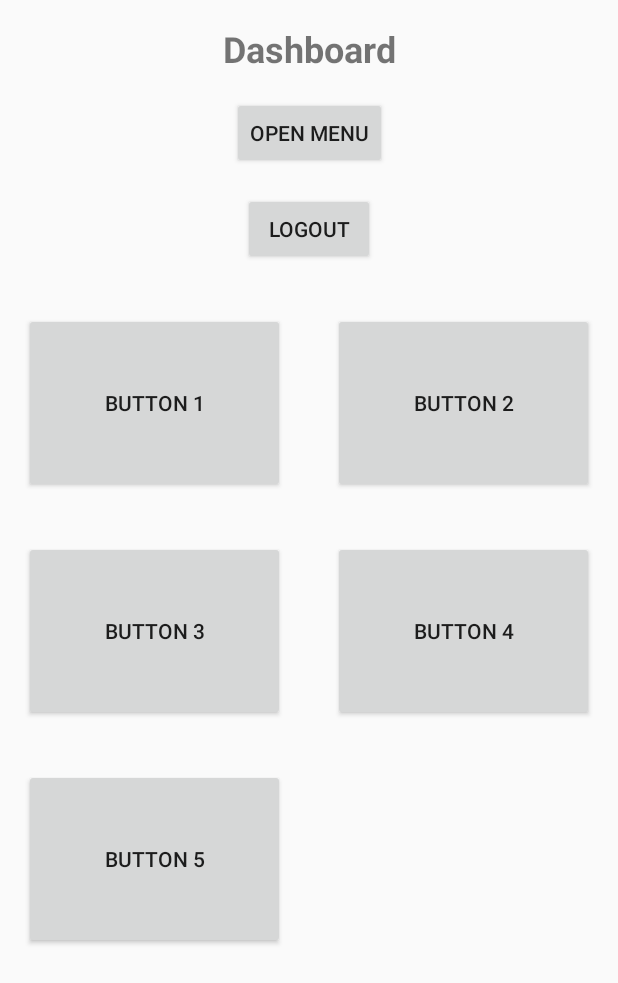
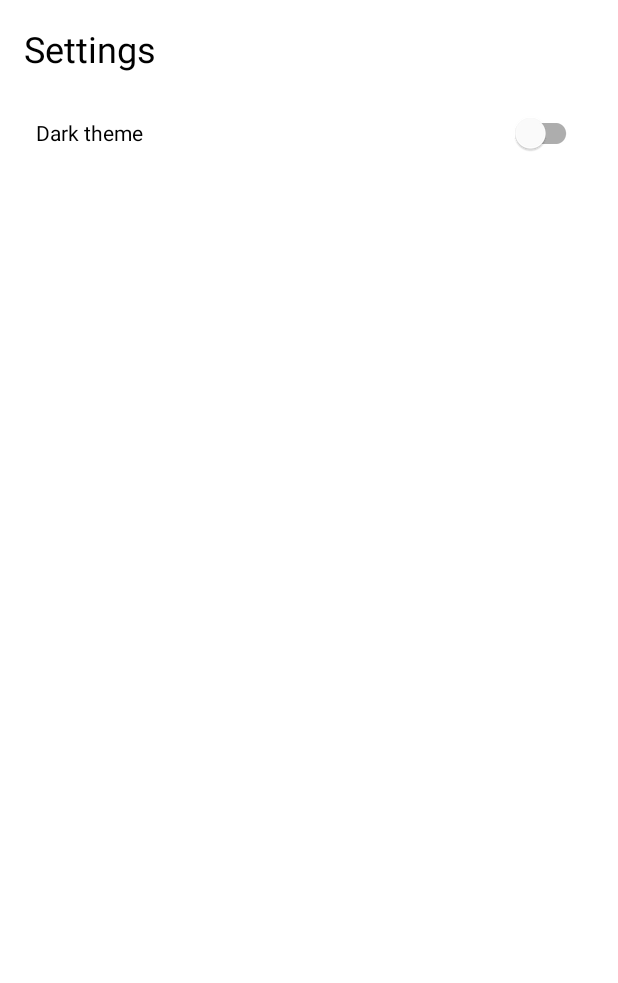
Before and after one commit to Fortune-0/Andriod, an Android app built with Jetpack Compose: the DashboardActivity screen opened directly, with no data from a screen before it, in the side drawer, after a tap on "Settings", on a phone screen of 412 x 824 dp. Shown: the top 983 px of the screen. Run offline under Robolectric (Android 15) with nearby library versions, the phone set to English and light mode, and no system bars.

Commit message:
Dark theme working

```diff
--- a/app/src/main/java/com/example/efficilog/DashboardActivity.kt
+++ b/app/src/main/java/com/example/efficilog/DashboardActivity.kt
@@ -11,6 +11,8 @@ import androidx.drawerlayout.widget.DrawerLayout
 import com.google.android.material.navigation.NavigationView
 import androidx.core.view.ViewCompat
 import androidx.core.view.WindowInsetsCompat
+import com.example.efficilog.SettingsActivity
+
 
 class DashboardActivity : AppCompatActivity() {
     private lateinit var drawerLayout: DrawerLayout
@@ -20,6 +22,38 @@ class DashboardActivity : AppCompatActivity() {
         super.onCreate(savedInstanceState)
         enableEdgeToEdge()
         setContentView(R.layout.activity_dashboard)
+
+        // Button 1 - Cross-overs
+        val button1 = findViewById<Button>(R.id.button1)
+        button1.setOnClickListener {
+            Toast.makeText(this, "Cross-over", Toast.LENGTH_SHORT).show()
+            // val intent = Intent(this, CrossOversActivity::class.java)
+           // startActivity(intent)
+        }
+
+        // Button 2 - Casing pipes
+        val button2 = findViewById<Button>(R.id.button2)
+        button2.setOnClickListener {
+            Toast.makeText(this, "Casing pipes", Toast.LENGTH_SHORT).show()
+            // val intent = Intent(this, CasingPipesActivity::class.java)
+            // startActivity(intent)
+        }
+
+        // Button 3 - Drill pipes
+        val button3 = findViewById<Button>(R.id.button3)
+        button3.setOnClickListener {
+            Toast.makeText(this, "Drill pipes", Toast.LENGTH_SHORT).show()
+            // val intent = Intent(this, DrillPipesActivity::class.java)
+            // startActivity(intent)
+        }
+
+        // Button 4 - Bull-holes
+        val button4 = findViewById<Button>(R.id.button4)
+        button4.setOnClickListener {
+            Toast.makeText(this, "Bull-holes", Toast.LENGTH_SHORT).show()
+            // val intent = Intent(this, BullHolesActivity::class.java)
+            // startActivity(intent)
+        }
 
         // Initialize DrawerLayout and NavigationView
         drawerLayout = findViewById(R.id.drawer_layout)
@@ -61,6 +95,9 @@ class DashboardActivity : AppCompatActivity() {
                 R.id.nav_settings -> {
                     Toast.makeText(this, "Settings clicked", Toast.LENGTH_SHORT).show()
                     // Handle settings action
+                    val intent = Intent(this, SettingsActivity::class.java)
+                    startActivity(intent)
+                    finish()
                 }
                 R.id.nav_logout -> {
                     Toast.makeText(this, "Logout clicked", Toast.LENGTH_SHORT).show()
--- /dev/null
+++ b/app/src/main/java/com/example/efficilog/SettingsActivity.kt
@@ -0,0 +1,32 @@
+package com.example.efficilog
+
+import android.os.Bundle
+import android.widget.Switch
+import androidx.appcompat.app.AppCompatActivity
+import androidx.appcompat.app.AppCompatDelegate
+import com.google.android.material.switchmaterial.SwitchMaterial
+
+class SettingsActivity : AppCompatActivity() {
+    override fun onCreate(savedInstanceState: Bundle?) {
+        super.onCreate(savedInstanceState)
+        setContentView(R.layout.activity_settings)
+
+        val themeSwitch = findViewById<SwitchMaterial>(R.id.theme_switch)
+        val sharedPref = getSharedPreferences("user_prefs", MODE_PRIVATE)
+
+        // Set initial state based on current mode
+        themeSwitch.isChecked = AppCompatDelegate.getDefaultNightMode() ==
+                AppCompatDelegate.MODE_NIGHT_YES
+
+        themeSwitch.setOnCheckedChangeListener { _, isChecked ->
+            // Save preference
+            sharedPref.edit().putBoolean("dark_mode", isChecked).apply()
+
+            // Apply theme
+            AppCompatDelegate.setDefaultNightMode(
+                if (isChecked) AppCompatDelegate.MODE_NIGHT_YES
+                else AppCompatDelegate.MODE_NIGHT_NO
+            )
+        }
+    }
+}
--- a/app/src/main/res/layout/activity_dashboard.xml
+++ b/app/src/main/res/layout/activity_dashboard.xml
@@ -45,16 +45,6 @@
         app:layout_constraintEnd_toEndOf="parent"
         android:layout_marginTop="16dp"/>
 
-    <Button
-        android:id="@+id/logout_button"
-        android:layout_width="wrap_content"
-        android:layout_height="wrap_content"
-        android:text="Logout"
-        app:layout_constraintTop_toBottomOf="@id/menu_button"
-        app:layout_constraintStart_toStartOf="parent"
-        app:layout_constraintEnd_toEndOf="parent"
-        android:layout_marginTop="16dp"
-        android:onClick="logoutButtonClicked"/>
 
     <!-- Grid Layout -->
     <GridLayout
@@ -64,7 +54,7 @@
         android:alignmentMode="alignBounds"
         android:columnCount="2"
         android:rowCount="3"
-        app:layout_constraintTop_toBottomOf="@id/logout_button"
+        app:layout_constraintTop_toBottomOf="@id/menu_button"
         app:layout_constraintStart_toStartOf="parent"
         app:layout_constraintEnd_toEndOf="parent"
         android:layout_marginTop="16dp">
@@ -74,7 +64,7 @@
             android:layout_width="0dp"
             android:layout_height="120dp"
             android:layout_margin="16dp"
-            android:text="Button 1"
+            android:text="Cross-over"
             android:layout_columnWeight="1"/>
 
         <Button
@@ -82,7 +72,7 @@
             android:layout_width="0dp"
             android:layout_height="120dp"
             android:layout_margin="16dp"
-            android:text="Button 2"
+            android:text="Casing pipe"
             android:layout_columnWeight="1"/>
 
         <Button
@@ -90,7 +80,7 @@
             android:layout_width="0dp"
             android:layout_height="120dp"
             android:layout_margin="16dp"
-            android:text="Button 3"
+            android:text="Drill pipes"
             android:layout_columnWeight="1"/>
 
         <Button
@@ -98,7 +88,7 @@
             android:layout_width="0dp"
             android:layout_height="120dp"
             android:layout_margin="16dp"
-            android:text="Button 4"
+            android:text="Bull-plug"
             android:layout_columnWeight="1"/>
 
         <Button
@@ -106,7 +96,15 @@
             android:layout_width="0dp"
             android:layout_height="120dp"
             android:layout_margin="16dp"
-            android:text="Button 5"
+            android:text="Test-cap"
+            android:layout_columnWeight="1"/>
+
+        <Button
+            android:id="@+id/button6"
+            android:layout_width="0dp"
+            android:layout_height="120dp"
+            android:layout_margin="16dp"
+            android:text="Flanges"
             android:layout_columnWeight="1"/>
 
     </GridLayout>
--- /dev/null
+++ b/app/src/main/res/layout/activity_settings.xml
@@ -0,0 +1,27 @@
+<?xml version="1.0" encoding="utf-8"?>
+<LinearLayout
+    xmlns:android="http://schemas.android.com/apk/res/android"
+    android:layout_width="match_parent"
+    android:layout_height="match_parent"
+    android:orientation="vertical"
+    android:padding="16dp"
+    android:background="?android:attr/colorBackground">
+
+    <com.google.android.material.textview.MaterialTextView
+        android:id="@+id/settings_heading"
+        android:layout_width="wrap_content"
+        android:layout_height="wrap_content"
+        android:text="Settings"
+        android:textSize="24sp"
+        android:textColor="?attr/colorOnBackground"
+        android:layout_marginBottom="16dp"/>
+
+    <com.google.android.material.switchmaterial.SwitchMaterial
+        android:id="@+id/theme_switch"
+        android:layout_width="match_parent"
+        android:layout_height="wrap_content"
+        android:text="Dark theme"
+        android:textColor="?attr/colorOnBackground"
+        android:padding="8dp"/>
+
+</LinearLayout>
--- /dev/null
+++ b/app/src/main/res/values-night/themes.xml
@@ -0,0 +1,20 @@
+<?xml version="1.0" encoding="utf-8"?>
+<resources>
+    <style name="Theme.EfficiLog" parent="Theme.MaterialComponents.DayNight.NoActionBar">
+        <!-- Primary brand color. -->
+        <item name="colorPrimary">#BB86FC</item>
+        <item name="colorPrimaryVariant">#3700B3</item>
+        <item name="colorOnPrimary">#000000</item>
+        <!-- Secondary brand color. -->
+        <item name="colorSecondary">#03DAC6</item>
+        <item name="colorSecondaryVariant">#018786</item>
+        <item name="colorOnSecondary">#000000</item>
+        <!-- Background colors -->
+        <item name="android:colorBackground">#121212</item>
+        <item name="colorSurface">#121212</item>
+        <item name="colorOnBackground">#FFFFFF</item>
+        <item name="colorOnSurface">#FFFFFF</item>
+        <!-- Status bar color. -->
+        <item name="android:statusBarColor">?attr/colorPrimaryVariant</item>
+    </style>
+</resources>
--- a/app/src/main/res/values/colors.xml
+++ b/app/src/main/res/values/colors.xml
@@ -7,4 +7,6 @@
     <color name="teal_700">#FF018786</color>
     <color name="black">#FF000000</color>
     <color name="white">#FFFFFFFF</color>
+    <color name="colorOnBackground">#FFFFFF</color>
+    <color name="colorBackground">#000000</color>
 </resources>
--- a/app/src/main/res/values/themes.xml
+++ b/app/src/main/res/values/themes.xml
@@ -1,7 +1,11 @@
 <?xml version="1.0" encoding="utf-8"?>
 <resources>
+    <style name="Theme.EfficiLog" parent="Theme.MaterialComponents.DayNight.NoActionBar">
+        <!-- Your existing theme attributes -->
 
-    <style name="Theme.EfficiLog" parent="Theme.AppCompat.Light.NoActionBar">
+        <!-- Add these lines -->
+        <item name="android:windowLightStatusBar">true</item>
+        <item name="elevationOverlayEnabled">false</item>
+        <item name="android:windowLightNavigationBar">true</item>
     </style>
-
 </resources>
```
Also changed, not shown: app/src/main/AndroidManifest.xml (+9 -2 lines), app/src/main/java/com/example/efficilog/EfficiLogApplication.kt (added, +17 -0 lines).
